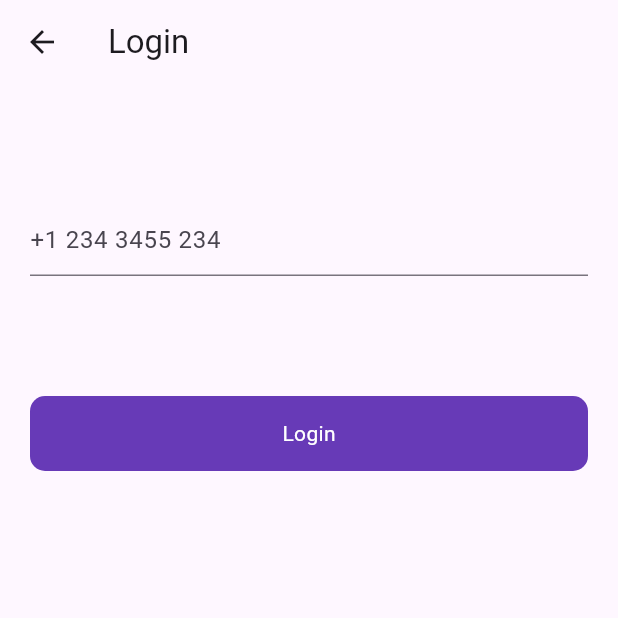
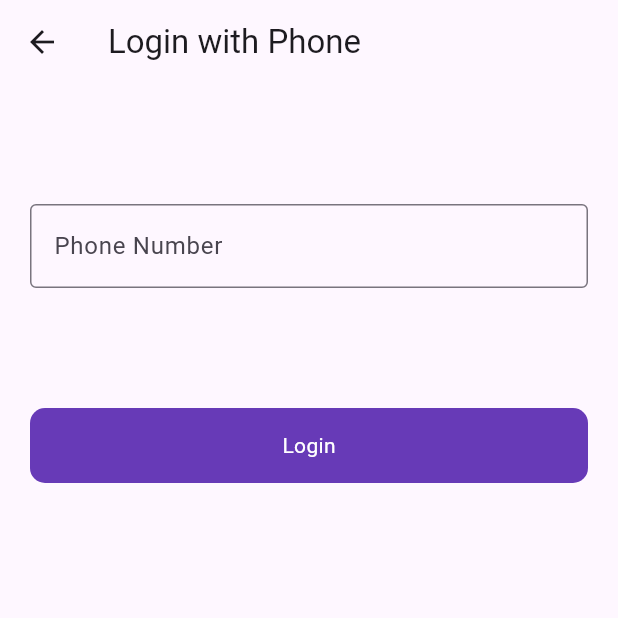
Before and after one commit to Qasim-afzaal/Flutter_RealTime_DB_Firebase, a Flutter app: the LoginWithPhoneNumber screen opened directly, on a phone screen of 412 x 824 dp, the top half of it. Run offline on Flutter 3.47's test engine with Material 3 defaults, Android fonts, the phone set to English and light mode, and no system bars; our stand-ins replace cloud_firestore, firebase_auth, firebase_core, firebase_database, firebase_storage, fluttertoast and 1 more; accounts and stored records are empty.

Commit message:
code refactor

```diff
--- a/lib/ui/auth/phone_auth/login_with_phone_number.dart
+++ b/lib/ui/auth/phone_auth/login_with_phone_number.dart
@@ -13,65 +13,92 @@ class LoginWithPhoneNumber extends StatefulWidget {
 }
 
 class _LoginWithPhoneNumberState extends State<LoginWithPhoneNumber> {
+  bool loading = false;
+  final phoneNumberController = TextEditingController();
+  final auth = FirebaseAuth.instance;
+  final _formKey = GlobalKey<FormState>();
 
-  bool loading = false ;
-  final phoneNumberController = TextEditingController();
-  final auth = FirebaseAuth.instance ;
+  String? validatePhoneNumber(String value) {
+    if (value.isEmpty || !RegExp(r'^\+[1-9]\d{1,14}$').hasMatch(value)) {
+      return 'Enter a valid phone number with country code';
+    }
+    return null;
+  }
 
   @override
   Widget build(BuildContext context) {
     return Scaffold(
       appBar: AppBar(
-        title: Text('Login'),
+        title: const Text('Login with Phone'),
       ),
       body: Padding(
         padding: const EdgeInsets.symmetric(horizontal: 20),
         child: Column(
           children: [
-            SizedBox(height: 80,),
-
-            TextFormField(
+            const SizedBox(height: 80),
+            Form(
+              key: _formKey,
+              child: TextFormField(
                 controller: phoneNumberController,
-              keyboardType: TextInputType.number,
-              decoration: InputDecoration(
-                hintText: '+1 234 3455 234'
+                keyboardType: TextInputType.phone,
+                decoration: const InputDecoration(
+                  hintText: '+1 234 567 890',
+                  labelText: 'Phone Number',
+                  border: OutlineInputBorder(),
+                ),
+                validator: (value) => validatePhoneNumber(value!),
               ),
             ),
-            SizedBox(height: 80,),
-            RoundButton(title: 'Login',loading: loading, onTap: (){
-
+            const SizedBox(height: 80),
+            loading
+                ? const CircularProgressIndicator()
+                : RoundButton(
+                    title: 'Login',
+                    loading: loading,
+                    onTap: () {
+                      if (_formKey.currentState!.validate()) {
                         setState(() {
-                loading = true ;
+                          loading = true;
                         });
                         auth.verifyPhoneNumber(
                           phoneNumber: phoneNumberController.text,
-                  verificationCompleted: (_){
+                          verificationCompleted: (_) {
                             setState(() {
-                      loading = false ;
+                              loading = false;
                             });
                           },
-                  verificationFailed: (e){
+                          verificationFailed: (e) {
                             setState(() {
-                      loading = false ;
+                              loading = false;
                             });
-                  Utils().toastMessage(e.toString());
+                            String errorMessage = e.code == 'invalid-phone-number'
+                                ? 'The phone number entered is invalid.'
+                                : 'Verification failed. Please try again later.';
+                            Utils().toastMessage(errorMessage);
                           },
-                  codeSent: (String verificationId , int? token){
-                  Navigator.push(context,
+                          codeSent: (String verificationId, int? token) {
+                            Navigator.push(
+                              context,
                               MaterialPageRoute(
-                          builder: (context) => VerifyCodeScreen(verificationId:verificationId ,)));
+                                builder: (context) => VerifyCodeScreen(
+                                    verificationId: verificationId),
+                              ),
+                            );
                             setState(() {
-                    loading = false ;
+                              loading = false;
                             });
                           },
-                  codeAutoRetrievalTimeout: (e){
-                    Utils().toastMessage(e.toString());
+                          codeAutoRetrievalTimeout: (e) {
+                            Utils().toastMessage(
+                                'The OTP process timed out. Please try again.');
                             setState(() {
-                      loading = false ;
+                              loading = false;
                             });
-                  });
-            })
-
+                          },
+                        );
+                      }
+                    },
+                  ),
           ],
         ),
       ),
```
Lines whose indentation alone changed are shown as unchanged.
